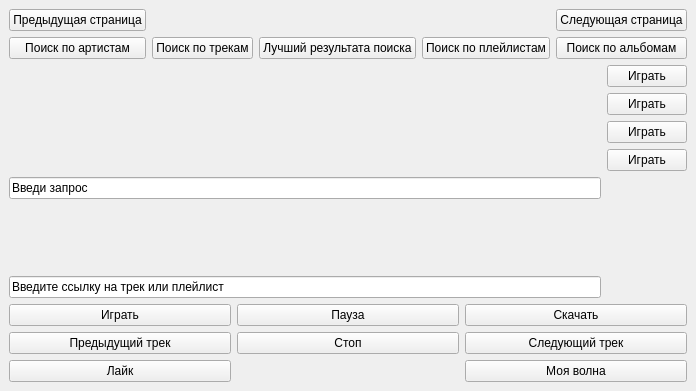
Before: the Qt Designer form Ui/Main.ui in KirMozor/Yamux, drawn with Qt 5.
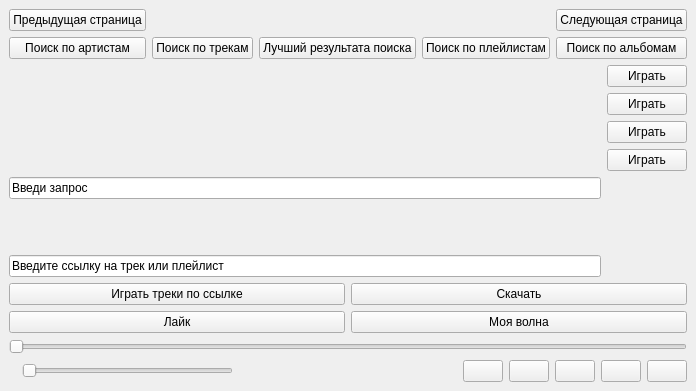
After: the same form once the commit is applied. Icons and pictures are not drawn.

Commit message: Сделал новый интерфейс в main.py. Добавил ползунок громкости. Сделал переключение треков, паузу и проигрывание треков в виде иконок. Заменил VLC на QMediaPlayer. Колдую над проигрыванием треков по ссылке

Patch:
```diff
--- a/Ui/Main.ui
+++ b/Ui/Main.ui
@@ -21,62 +21,34 @@
    <layout class="QGridLayout" name="gridLayout_4">
     <item row="1" column="0">
      <layout class="QGridLayout" name="gridLayout_2">
-      <item row="0" column="3">
-       <widget class="QPushButton" name="push_button_to_pause">
-        <property name="text">
-         <string>Пауза</string>
-        </property>
-       </widget>
-      </item>
-      <item row="0" column="5">
-       <widget class="QPushButton" name="push_button_to_download">
-        <property name="text">
-         <string>Скачать</string>
-        </property>
-       </widget>
-      </item>
       <item row="0" column="1">
-       <widget class="QPushButton" name="push_button_to_play">
+       <widget class="QPushButton" name="push_button_to_play_track_url">
         <property name="text">
-         <string>Играть</string>
-        </property>
-       </widget>
-      </item>
-      <item row="2" column="3">
-       <widget class="QPushButton" name="push_button_to_stop">
-        <property name="text">
-         <string>Стоп</string>
+         <string>Играть треки по ссылке</string>
         </property>
        </widget>
       </item>
       <item row="2" column="1">
-       <widget class="QPushButton" name="push_button_to_previous_track">
-        <property name="text">
-         <string>Предыдущий трек</string>
-        </property>
-       </widget>
-      </item>
-      <item row="2" column="5">
-       <widget class="QPushButton" name="push_button_to_next_track">
-        <property name="text">
-         <string>Следующий трек</string>
-        </property>
-       </widget>
-      </item>
-      <item row="3" column="1">
        <widget class="QPushButton" name="push_button_to_like">
         <property name="text">
          <string>Лайк</string>
         </property>
        </widget>
       </item>
-      <item row="3" column="5">
+      <item row="2" column="4">
        <widget class="QPushButton" name="push_button_to_my_wave">
         <property name="text">
          <string>Моя волна</string>
         </property>
        </widget>
       </item>
+      <item row="0" column="4">
+       <widget class="QPushButton" name="push_button_to_download">
+        <property name="text">
+         <string>Скачать</string>
+        </property>
+       </widget>
+      </item>
      </layout>
     </item>
     <item row="0" column="0">
@@ -220,6 +192,113 @@
       </item>
      </layout>
     </item>
+    <item row="2" column="0">
+     <layout class="QVBoxLayout" name="verticalLayout">
+      <item>
+       <widget class="QSlider" name="slider_track">
+        <property name="orientation">
+         <enum>Qt::Horizontal</enum>
+        </property>
+       </widget>
+      </item>
+     </layout>
+    </item>
+    <item row="3" column="0">
+     <layout class="QHBoxLayout" name="horizontalLayout">
+      <item>
+       <widget class="QLabel" name="icon_change_volume">
+        <property name="text">
+         <string/>
+        </property>
+        <property name="pixmap">
+         <pixmap>../Assets/Icons/32x32/icons8-low-volume-32.png</pixmap>
+        </property>
+       </widget>
+      </item>
+      <item>
+       <widget class="QSlider" name="slider_change_volume">
+        <property name="orientation">
+         <enum>Qt::Horizontal</enum>
+        </property>
+       </widget>
+      </item>
+      <item>
+       <widget class="QLabel" name="current_volume">
+        <property name="text">
+         <string/>
+        </property>
+       </widget>
+      </item>
+      <item>
+       <spacer name="horizontalSpacer">
+        <property name="orientation">
+         <enum>Qt::Horizontal</enum>
+        </property>
+        <property name="sizeHint" stdset="0">
+         <size>
+          <width>40</width>
+          <height>20</height>
+         </size>
+        </property>
+       </spacer>
+      </item>
+      <item>
+       <widget class="QPushButton" name="push_button_to_previous_track">
+        <property name="text">
+         <string/>
+        </property>
+        <property name="icon">
+         <iconset>
+          <normaloff>../Assets/Icons/32x32/icons8-rewind-32.png</normaloff>../Assets/Icons/32x32/icons8-rewind-32.png</iconset>
+        </property>
+       </widget>
+      </item>
+      <item>
+       <widget class="QPushButton" name="push_button_to_pause">
+        <property name="text">
+         <string/>
+        </property>
+        <property name="icon">
+         <iconset>
+          <normaloff>../Assets/Icons/32x32/icons8-pause-32.png</normaloff>../Assets/Icons/32x32/icons8-pause-32.png</iconset>
+        </property>
+       </widget>
+      </item>
+      <item>
+       <widget class="QPushButton" name="push_button_to_play">
+        <property name="text">
+         <string/>
+        </property>
+        <property name="icon">
+         <iconset>
+          <normaloff>../Assets/Icons/32x32/icons8-play-32.png</normaloff>../Assets/Icons/32x32/icons8-play-32.png</iconset>
+        </property>
+       </widget>
+      </item>
+      <item>
+       <widget class="QPushButton" name="push_button_to_stop">
+        <property name="text">
+         <string/>
+        </property>
+        <property name="icon">
+         <iconset>
+          <normaloff>../Assets/Icons/32x32/icons8-stop-32.png</normaloff>../Assets/Icons/32x32/icons8-stop-32.png</iconset>
+        </property>
+       </widget>
+      </item>
+      <item>
+       <widget class="QPushButton" name="push_button_to_next_track">
+        <property name="text">
+         <string/>
+        </property>
+        <property name="icon">
+         <iconset>
+          <normaloff>../Assets/Icons/32x32/icons8-fast-forward-32.png</normaloff>../Assets/Icons/32x32/icons8-fast-forward-32.png</iconset>
+        </property>
+       </widget>
+      </item>
+     </layout>
+    </item>
    </layout>
   </widget>
  </widget>
```
The commit also changes 1 other file.
